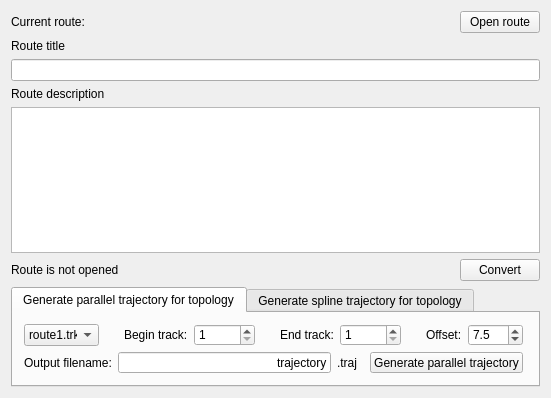
First picture: the form in tools/routeconv/forms/mainwindow.ui, repository maisvendoo/RRS, before the edit.
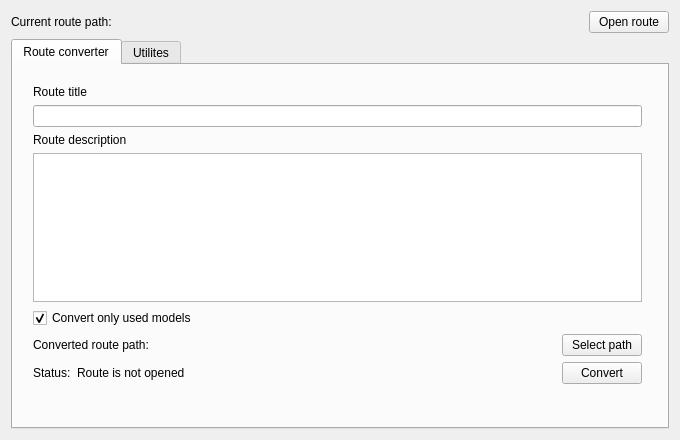
Second picture: the form after the edit.

Commit message: Переделываю интерфейс конвертера

Patch:
```diff
--- a/tools/routeconv/forms/mainwindow.ui
+++ b/tools/routeconv/forms/mainwindow.ui
@@ -6,8 +6,8 @@
    <rect>
     <x>0</x>
     <y>0</y>
-    <width>551</width>
-    <height>398</height>
+    <width>680</width>
+    <height>440</height>
    </rect>
   </property>
   <property name="windowTitle">
@@ -18,11 +18,11 @@
     <item>
      <layout class="QVBoxLayout" name="verticalLayout">
       <item>
-       <layout class="QHBoxLayout" name="horizontalLayout">
+       <layout class="QHBoxLayout" name="hlCurrentRoute">
         <item>
-         <widget class="QLabel" name="label">
+         <widget class="QLabel" name="lCurrentRouteLabel">
           <property name="text">
-           <string>Current route:</string>
+           <string>Current route path:</string>
           </property>
          </widget>
         </item>
@@ -34,7 +34,7 @@
          </widget>
         </item>
         <item>
-         <spacer name="horizontalSpacer">
+         <spacer name="hsCurrentRoute">
           <property name="orientation">
            <enum>Qt::Horizontal</enum>
           </property>
@@ -56,7 +56,26 @@
        </layout>
       </item>
       <item>
-       <widget class="QLabel" name="label_2">
+       <widget class="QTabWidget" name="tabWidget">
+        <property name="currentIndex">
+         <number>0</number>
+        </property>
+        <widget class="QWidget" name="tabConverter">
+         <attribute name="title">
+          <string>Route converter</string>
+         </attribute>
+         <widget class="QWidget" name="verticalLayoutWidget_3">
+          <property name="geometry">
+           <rect>
+            <x>9</x>
+            <y>9</y>
+            <width>631</width>
+            <height>321</height>
+           </rect>
+          </property>
+          <layout class="QVBoxLayout" name="vlConverter">
+           <item>
+            <widget class="QLabel" name="lRouteTitleLabel">
         <property name="text">
          <string>Route title</string>
         </property>
@@ -66,7 +85,7 @@
        <widget class="QLineEdit" name="leRouteTitle"/>
       </item>
       <item>
-       <widget class="QLabel" name="label_3">
+            <widget class="QLabel" name="lRouteDescriptionLabel">
         <property name="text">
          <string>Route description</string>
         </property>
@@ -76,7 +95,62 @@
        <widget class="QTextEdit" name="teRouteDescription"/>
       </item>
       <item>
-       <layout class="QHBoxLayout" name="horizontalLayout_2">
+            <widget class="QCheckBox" name="cbOnlyUsedModels">
+             <property name="text">
+              <string>Convert only used models</string>
+             </property>
+             <property name="checked">
+              <bool>true</bool>
+             </property>
+            </widget>
+           </item>
+           <item>
+            <layout class="QHBoxLayout" name="hlOutputPath">
+             <item>
+              <widget class="QLabel" name="lOutputPathLabel">
+               <property name="text">
+                <string>Converted route path:</string>
+               </property>
+              </widget>
+             </item>
+             <item>
+              <widget class="QLabel" name="lOutputPath">
+               <property name="text">
+                <string/>
+               </property>
+              </widget>
+             </item>
+             <item>
+              <spacer name="hsOutputPath">
+               <property name="orientation">
+                <enum>Qt::Horizontal</enum>
+               </property>
+               <property name="sizeHint" stdset="0">
+                <size>
+                 <width>40</width>
+                 <height>20</height>
+                </size>
+               </property>
+              </spacer>
+             </item>
+             <item>
+              <widget class="QPushButton" name="pbSelectOutputPath">
+               <property name="text">
+                <string>Select path</string>
+               </property>
+              </widget>
+             </item>
+            </layout>
+           </item>
+           <item>
+            <layout class="QHBoxLayout" name="hlStatus">
+             <item>
+              <widget class="QLabel" name="lStatusLabel">
+               <property name="text">
+                <string>Status:</string>
+               </property>
+              </widget>
+             </item>
         <item>
          <widget class="QLabel" name="lStatus">
           <property name="text">
@@ -85,7 +159,7 @@
          </widget>
         </item>
         <item>
-         <spacer name="horizontalSpacer_2">
+              <spacer name="hsStatus">
           <property name="orientation">
            <enum>Qt::Horizontal</enum>
           </property>
@@ -106,30 +180,31 @@
         </item>
        </layout>
       </item>
-      <item>
-       <widget class="QTabWidget" name="tabWidget">
-        <property name="minimumSize">
-         <size>
-          <width>0</width>
-          <height>100</height>
-         </size>
-        </property>
-        <property name="currentIndex">
-         <number>0</number>
-        </property>
-        <widget class="QWidget" name="qtabParallel">
+          </layout>
+         </widget>
+        </widget>
+        <widget class="QWidget" name="tabUtilites">
          <attribute name="title">
+          <string>Utilites</string>
+         </attribute>
+         <widget class="QWidget" name="verticalLayoutWidget_4">
+          <property name="geometry">
+           <rect>
+            <x>9</x>
+            <y>9</y>
+            <width>621</width>
+            <height>231</height>
+           </rect>
+          </property>
+          <layout class="QVBoxLayout" name="vlUtilites">
+           <item>
+            <widget class="QLabel" name="lParallelTitle">
+             <property name="text">
           <string>Generate parallel trajectory for topology</string>
-         </attribute>
-         <widget class="QWidget" name="verticalLayoutWidget">
-          <property name="geometry">
-           <rect>
-            <x>0</x>
-            <y>0</y>
-            <width>521</width>
-            <height>71</height>
-           </rect>
-          </property>
+             </property>
+            </widget>
+           </item>
+           <item>
           <layout class="QVBoxLayout" name="vblParallel">
            <item>
             <layout class="QHBoxLayout" name="hblParallel1">
@@ -294,6 +369,12 @@
                <property name="orientation">
                 <enum>Qt::Horizontal</enum>
                </property>
+                 <property name="sizeHint" stdset="0">
+                  <size>
+                   <width>0</width>
+                   <height>0</height>
+                  </size>
+                 </property>
               </spacer>
              </item>
              <item>
@@ -306,21 +387,28 @@
             </layout>
            </item>
           </layout>
-         </widget>
-        </widget>
-        <widget class="QWidget" name="qtabSpline">
-         <attribute name="title">
+           </item>
+           <item>
+            <spacer name="vsUtilites">
+             <property name="orientation">
+              <enum>Qt::Vertical</enum>
+             </property>
+             <property name="sizeHint" stdset="0">
+              <size>
+               <width>20</width>
+               <height>40</height>
+              </size>
+             </property>
+            </spacer>
+           </item>
+           <item>
+            <widget class="QLabel" name="lSplineTitle">
+             <property name="text">
           <string>Generate spline trajectory for topology</string>
-         </attribute>
-         <widget class="QWidget" name="verticalLayoutWidget_2">
-          <property name="geometry">
-           <rect>
-            <x>0</x>
-            <y>0</y>
-            <width>521</width>
-            <height>71</height>
-           </rect>
-          </property>
+             </property>
+            </widget>
+           </item>
+           <item>
           <layout class="QVBoxLayout" name="vblSpline">
            <item>
             <layout class="QHBoxLayout" name="hblSpline1">
@@ -522,6 +610,8 @@
                 <string>Generate spline trajectory</string>
                </property>
               </widget>
+               </item>
+              </layout>
              </item>
             </layout>
            </item>
```
Lines whose indentation alone changed are shown as unchanged. The commit also changes 2 other files.
